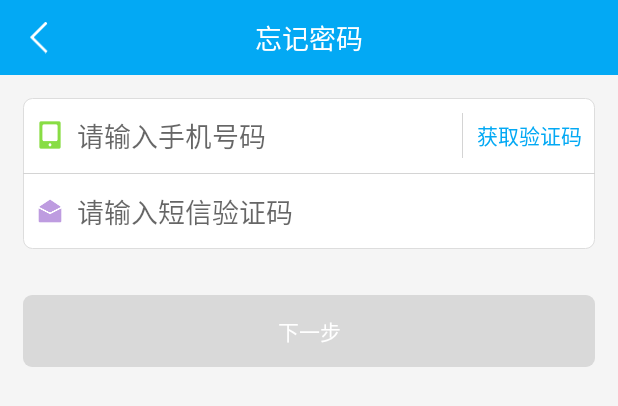
After one commit to puhaojie/kotlin, an Android app: the layout activity_forget_pwd.xml on its own in the app's theme, with its tools: preview values and no code run, on a phone screen of 412 x 824 dp. The commit adds this screen. Shown: the top 406 px of the screen. Run offline under Robolectric (Android 15) with nearby library versions, the phone set to English and light mode, and no system bars.

Commit message:
增加用户登录、密码重置界面

```diff
--- a/KotlinMall/Provider/build.gradle
+++ b/KotlinMall/Provider/build.gradle
@@ -29,5 +29,7 @@ dependencies {
     implementation fileTree(include: ['*.jar'], dir: 'libs')
     implementation 'com.android.support:appcompat-v7:27.1.1'
     testImplementation 'junit:junit:4.12'
+    androidTestImplementation 'com.android.support.test:runner:1.0.2'
+    androidTestImplementation 'com.android.support.test.espresso:espresso-core:3.0.2'
     compile project(':BaseLibrary')
 }
--- a/KotlinMall/Usercenter/src/main/java/com/kotlin/user/presenter/LoginPresenter.kt
+++ b/KotlinMall/Usercenter/src/main/java/com/kotlin/user/presenter/LoginPresenter.kt
@@ -28,7 +28,7 @@ class LoginPresenter @Inject constructor() : BasePresenter<LoginView>() {
         mView.showLoading()
         userService.login(mobile, pwd, pushId).execute(object : BaseSubscriber<UserInfo>(mView) {
             override fun onNext(t: UserInfo) {
-                    mView.onLoginResult(t)
+                mView.onLoginResult(t)
             }
         }, lifecycleProvider)
 
--- /dev/null
+++ b/KotlinMall/Usercenter/src/main/res/layout/activity_forget_pwd.xml
@@ -0,0 +1,58 @@
+<?xml version="1.0" encoding="utf-8"?>
+<LinearLayout xmlns:android="http://schemas.android.com/apk/res/android"
+    xmlns:app="http://schemas.android.com/apk/res-auto"
+    style="@style/MatchMatch.Vertical.Common">
+
+    <com.kotlin.base.widgets.HeaderBar
+        android:id="@+id/mHeaderBar"
+        style="@style/MatchWrap"
+        app:titleText="忘记密码" />
+
+    <LinearLayout
+        style="@style/MatchWrap.Vertical"
+        android:layout_margin="@dimen/common_margin"
+        android:background="@drawable/border_corner_all">
+
+        <LinearLayout style="@style/MatchWrap.Horizontal">
+
+            <EditText
+                android:id="@+id/mMobileEt"
+                android:layout_width="0dp"
+                android:layout_height="@dimen/common_line_height"
+                android:layout_weight="1.0"
+                android:background="@null"
+                android:drawableLeft="@drawable/icon_phone"
+                android:drawablePadding="@dimen/common_padding_small"
+                android:hint="请输入手机号码"
+                android:inputType="phone"
+                android:paddingLeft="@dimen/common_padding_small" />
+
+            <View style="@style/DividerFixedWidth.MarginTopBottom" />
+
+            <com.kotlin.base.widgets.VerifyButton
+                android:id="@+id/mVerifyCodeBtn"
+                style="@style/WrapMatch"
+                android:background="@null"
+                android:text="获取验证码"
+                android:textColor="@color/common_blue" />
+        </LinearLayout>
+
+        <View style="@style/DividerFixedHeight" />
+
+        <EditText
+            android:id="@+id/mVerifyCodeEt"
+            android:layout_width="match_parent"
+            android:layout_height="@dimen/common_line_height"
+            android:background="@null"
+            android:drawableLeft="@drawable/icon_verify_code"
+            android:drawablePadding="@dimen/common_padding_small"
+            android:hint="请输入短信验证码"
+            android:inputType="number"
+            android:paddingLeft="@dimen/common_padding_small" />
+    </LinearLayout>
+
+    <Button
+        android:id="@+id/mNextBtn"
+        style="@style/FullBtnStyle"
+        android:text="@string/common_next" />
+</LinearLayout>
```
Also changed, not shown: KotlinMall/Usercenter/src/main/debug/AndroidManifest.xml (+8 -1 lines), KotlinMall/Usercenter/src/main/java/com/kotlin/user/injection/component/UserComponent.kt (+9 -0 lines), KotlinMall/Usercenter/src/main/java/com/kotlin/user/ui/activity/ForgetPwdActivity.kt (added, +72 -0 lines), KotlinMall/Usercenter/src/main/java/com/kotlin/user/ui/activity/LoginActivity.kt (added, +75 -0 lines), KotlinMall/Usercenter/src/main/java/com/kotlin/user/ui/activity/ResetPwdActivity.kt (added, +76 -0 lines), KotlinMall/Usercenter/src/main/res/layout/activity_login.xml (added, +54 -0 lines), KotlinMall/Usercenter/src/main/res/layout/activity_reset_pwd.xml (added, +44 -0 lines), KotlinMall/Usercenter/src/main/res/layout/activity_user_info.xml (added, +117 -0 lines), KotlinMall/Usercenter/src/main/res/values/styles.xml (added, +26 -0 lines), 1 other file.
